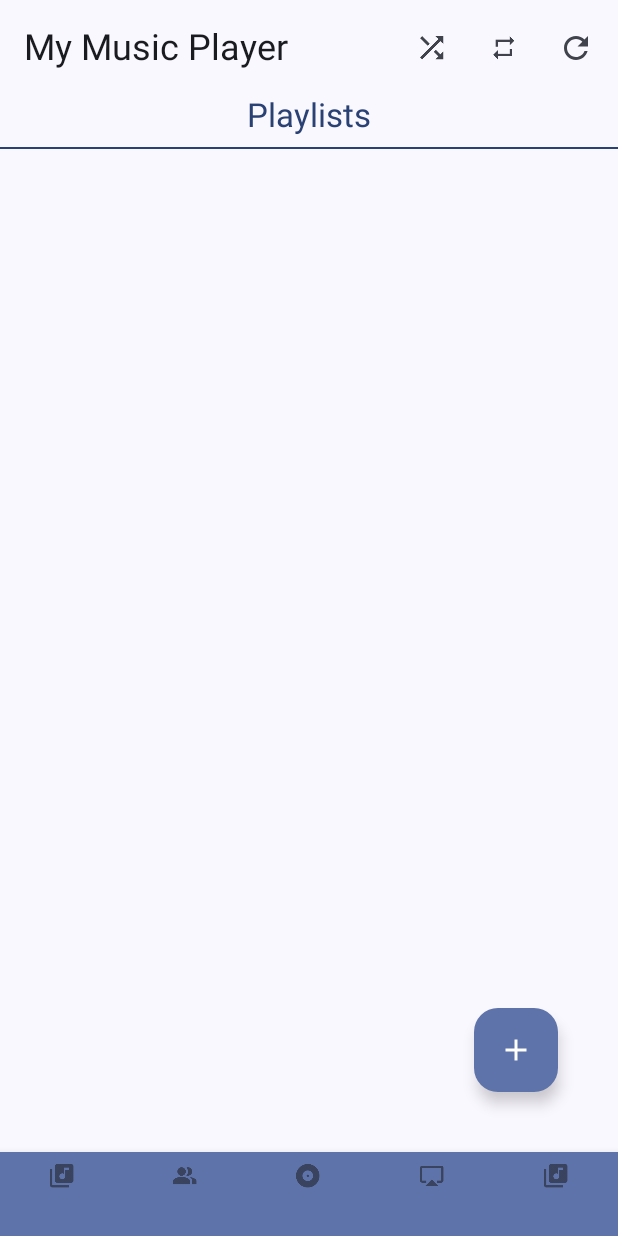
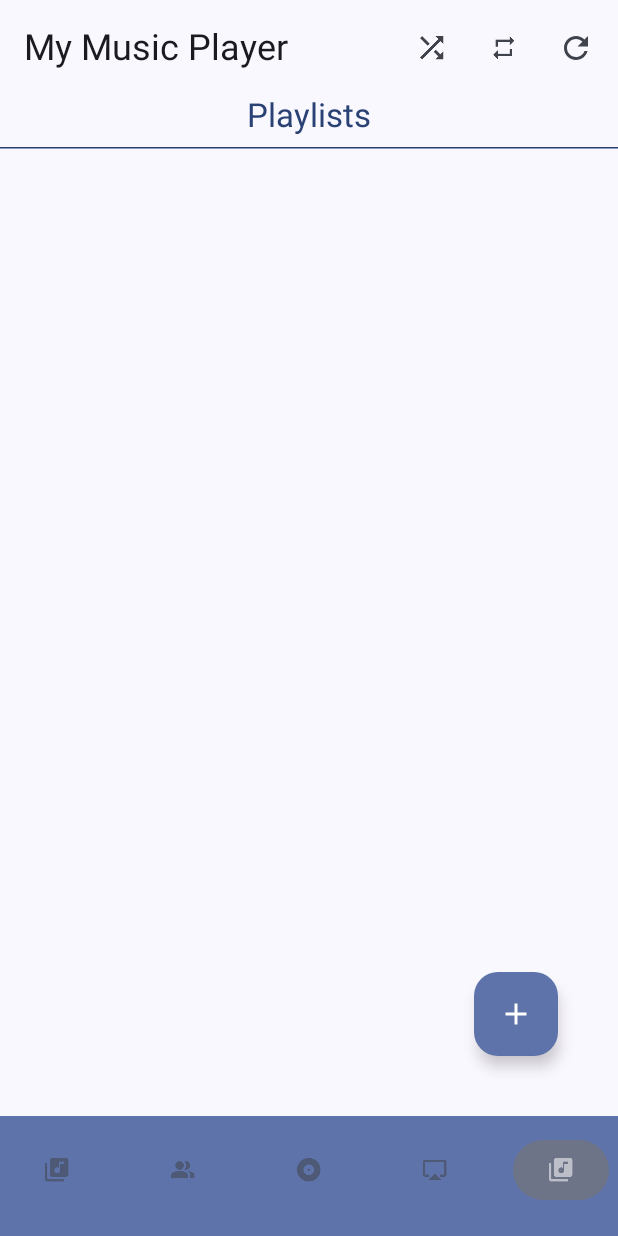
Before and after one commit to bdlepla/MyMusicPlayer, an Android app built with Jetpack Compose: the composable MainContent called with empty values, item 5 of the bottom bar chosen, on a phone screen of 412 x 824 dp. Run offline under Robolectric (Android 15) with nearby library versions, the phone set to English and light mode, and no system bars; 5 statements that could not run were skipped.

Commit message:
Replaced obsolete Divider with HorizontalDivider. Removed Material classes with Material3 equivalents. Fixed other warnings and suggestions from code analysis.

```diff
--- a/app/src/main/java/com/bdlepla/android/mymusicplayer/ui/ArtistScreen.kt
+++ b/app/src/main/java/com/bdlepla/android/mymusicplayer/ui/ArtistScreen.kt
@@ -9,7 +9,7 @@ import androidx.compose.foundation.layout.*
 import androidx.compose.foundation.lazy.LazyColumn
 import androidx.compose.foundation.lazy.items
 import androidx.compose.foundation.lazy.rememberLazyListState
-import androidx.compose.material3.Divider
+import androidx.compose.material3.HorizontalDivider
 import androidx.compose.material3.MaterialTheme
 import androidx.compose.material3.Text
 import androidx.compose.runtime.Composable
@@ -41,7 +41,7 @@ fun ArtistList(
     LazyColumn(state = listState) {
         items(items = artistList, key = { it.artistId }) { artistInfo ->
             Artist(artistInfo, onClick, onLongPress)
-            Divider(color = MaterialTheme.colorScheme.background, thickness = 10.dp)
+            HorizontalDivider(thickness = 10.dp, color = MaterialTheme.colorScheme.background)
         }
     }
 }
--- a/app/src/main/java/com/bdlepla/android/mymusicplayer/ui/BottomAppBar.kt
+++ b/app/src/main/java/com/bdlepla/android/mymusicplayer/ui/BottomAppBar.kt
@@ -2,8 +2,8 @@ package com.bdlepla.android.mymusicplayer.ui
 
 import android.content.res.Configuration
 import androidx.compose.foundation.layout.Column
-import androidx.compose.material.BottomNavigation
-import androidx.compose.material.BottomNavigationItem
+import androidx.compose.material3.NavigationBar
+import androidx.compose.material3.NavigationBarItem
 import androidx.compose.material3.Icon
 import androidx.compose.material3.MaterialTheme
 import androidx.compose.runtime.Composable
@@ -55,9 +55,9 @@ fun BottomAppBar(
             )
         }
 
-        BottomNavigation(backgroundColor = MaterialTheme.colorScheme.primaryContainer) {
+        NavigationBar(containerColor = MaterialTheme.colorScheme.primaryContainer) {
             items.forEach { item ->
-                BottomNavigationItem(
+                NavigationBarItem(
                     icon = {Icon(painterResource(id = item.icon), contentDescription = item.title)},
                     label = { item.title },
                     selected = currentRoute == item.route,
--- a/app/src/main/java/com/bdlepla/android/mymusicplayer/ui/PlaylistScreen.kt
+++ b/app/src/main/java/com/bdlepla/android/mymusicplayer/ui/PlaylistScreen.kt
@@ -95,7 +95,7 @@ fun PlaylistScreen(
                 color = MaterialTheme.colorScheme.primary,
             )
             Spacer(modifier = Modifier.padding(all = 4.dp))
-            Divider(color = MaterialTheme.colorScheme.primary)
+            HorizontalDivider(color = MaterialTheme.colorScheme.primary)
             PlaylistList(playlistList, onClick, onLongPress)
         }
     }
@@ -114,7 +114,10 @@ fun PlaylistList(
             LazyColumn(state = listState) {
                 items(items = playlistList, key = { it.name }) { playlistInfo ->
                     Playlist(playlistInfo, onClick, onLongPress)
-                    Divider(color = MaterialTheme.colorScheme.background, thickness = 10.dp)
+                    HorizontalDivider(
+                        thickness = 10.dp,
+                        color = MaterialTheme.colorScheme.background
+                    )
                 }
             }
         }
--- a/app/src/main/java/com/bdlepla/android/mymusicplayer/ui/SongScreen.kt
+++ b/app/src/main/java/com/bdlepla/android/mymusicplayer/ui/SongScreen.kt
@@ -6,7 +6,7 @@ import androidx.compose.foundation.layout.*
 import androidx.compose.foundation.lazy.LazyColumn
 import androidx.compose.foundation.lazy.items
 import androidx.compose.foundation.lazy.rememberLazyListState
-import androidx.compose.material3.Divider
+import androidx.compose.material3.HorizontalDivider
 import androidx.compose.material3.MaterialTheme
 import androidx.compose.material3.Text
 import androidx.compose.runtime.Composable
@@ -30,7 +30,7 @@ fun SongList(songInfos: List<SongInfo>,
     LazyColumn(state = listState) {
         items(items = songInfos, key = { it.songId }) { songInfo ->
             SongWithImage(songInfo, onClick, onLongPress)
-            Divider(color = MaterialTheme.colorScheme.background, thickness=10.dp)
+            HorizontalDivider(thickness = 10.dp, color = MaterialTheme.colorScheme.background)
         }
     }
 }
```
Also changed, not shown: app/src/main/java/com/bdlepla/android/mymusicplayer/ui/AlbumScreen.kt (+4 -4 lines), app/src/main/java/com/bdlepla/android/mymusicplayer/ui/CurrentlyPlayingSmallScreen.kt (+9 -4 lines), app/src/main/java/com/bdlepla/android/mymusicplayer/ui/MainScreen.kt (+19 -6 lines), app/src/main/java/com/bdlepla/android/mymusicplayer/ui/PlayScreen.kt (+9 -3 lines), app/src/main/java/com/bdlepla/android/mymusicplayer/ui/theme/Theme.kt (+4 -4 lines).
